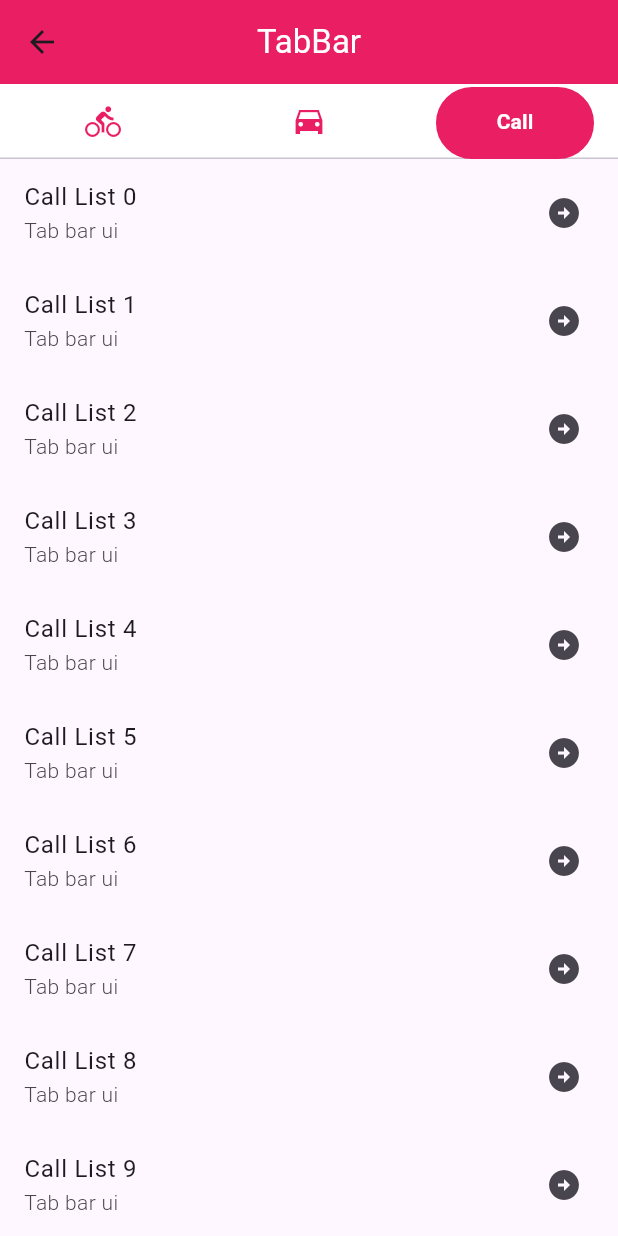
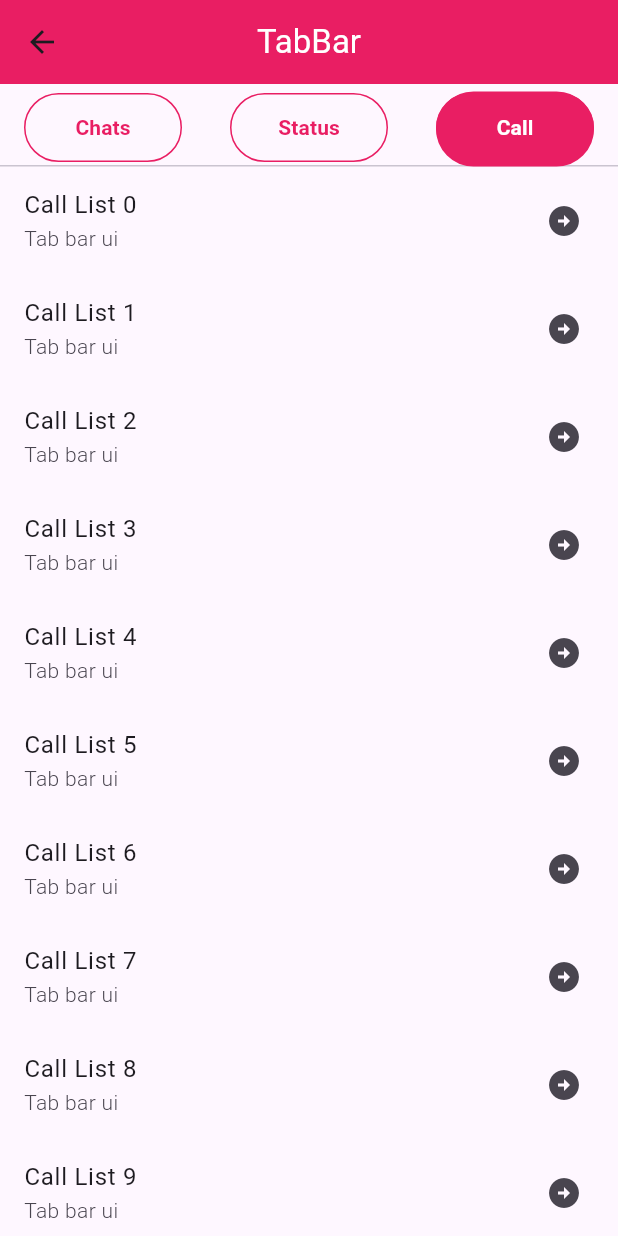
Before and after one commit to Karan-Trips/Dart_Problem, a Flutter app: the screen it shows after launch, after a tap on the "navigate next" icon, on a phone screen of 412 x 824 dp. Run offline on Flutter 3.47's test engine with Material 3 defaults, Android fonts, the phone set to English and light mode, and no system bars; our stand-ins replace carousel_slider, dropdown_button2, flutter_signin_button, fluttertoast, font_awesome_flutter, gap and 4 more; network calls fail.

Commit message:
chanage 27

```diff
--- a/colors_list/lib/CustomeAppBar/custom_tabbar.dart
+++ b/colors_list/lib/CustomeAppBar/custom_tabbar.dart
@@ -1,7 +1,8 @@
 import 'package:flutter/material.dart';
+import 'package:flutter/widgets.dart';
 
 class CustomTabBar extends StatefulWidget {
-  CustomTabBar({super.key});
+  const CustomTabBar({super.key});
 
   @override
   State<CustomTabBar> createState() => _CustomTabBarState();
@@ -24,11 +25,10 @@ class _CustomTabBarState extends State<CustomTabBar> {
           ),
           body: Column(
             children: [
-              SizedBox(
-                height: 50,
-                child: AppBar(
-                  backgroundColor: Colors.white,
-                  bottom: TabBar(
+              Container(
+                padding: const EdgeInsets.only(top: 5),
+                height: 55,
+                child: TabBar(
                   labelColor: Colors.white,
                   unselectedLabelColor: Colors.pink,
                   indicatorColor: Colors.transparent,
@@ -42,30 +42,41 @@ class _CustomTabBarState extends State<CustomTabBar> {
                           width: 120,
                           height: 50,
                           decoration: BoxDecoration(
+                            border: Border.all(width: 1, color: Colors.pink),
                             borderRadius: BorderRadius.circular(50),
                           ),
-                          child: const Icon(
-                            Icons.directions_bike,
+                          child: const Center(
+                            child: Text(
+                              "Chats",
+                              style: TextStyle(
+                                fontWeight: FontWeight.bold,
                               ),
                             ),
+                          )),
                     ),
                     Tab(
                       child: Container(
                           width: 120,
                           height: 50,
                           decoration: BoxDecoration(
+                            border: Border.all(width: 1, color: Colors.pink),
                             borderRadius: BorderRadius.circular(50),
                           ),
-                          child: const Icon(
-                            Icons.drive_eta_sharp,
+                          child: const Center(
+                            child: Text(
+                              "Status",
+                              style: TextStyle(
+                                fontWeight: FontWeight.bold,
                               ),
                             ),
+                          )),
                     ),
                     Tab(
                       child: Container(
                           width: 120,
                           height: 50,
                           decoration: BoxDecoration(
+                            border: Border.all(width: 1, color: Colors.pink),
                             borderRadius: BorderRadius.circular(50),
                           ),
                           child: const Center(
@@ -78,7 +89,6 @@ class _CustomTabBarState extends State<CustomTabBar> {
                           )),
                     ),
                   ],
-                  ),
                 ),
               ),
               Expanded(
--- a/colors_list/lib/CustomeAppBar/custome_appbar.dart
+++ b/colors_list/lib/CustomeAppBar/custome_appbar.dart
@@ -1,5 +1,6 @@
 import 'package:colors_list/CustomeAppBar/custom_tabbar.dart';
 import 'package:flutter/material.dart';
+import 'package:flutter/widgets.dart';
 
 class CustomeAppbar extends StatelessWidget {
   const CustomeAppbar({super.key});
@@ -13,8 +14,10 @@ class CustomeAppbar extends StatelessWidget {
           floatingActionButton: FloatingActionButton(
               child: const Icon(Icons.navigate_next_outlined),
               onPressed: () {
-                Navigator.push(context,
-                    MaterialPageRoute(builder: (context) => CustomTabBar()));
+                Navigator.push(
+                    context,
+                    MaterialPageRoute(
+                        builder: (context) => const CustomTabBar()));
               }),
           appBar: AppBar(
             backgroundColor: Colors.black26,
@@ -30,24 +33,6 @@ class CustomeAppbar extends StatelessWidget {
               Icons.menu,
             ),
           ),
-          // toolbarHeight: 70,
-          // flexibleSpace: Container(
-          //   decoration: const BoxDecoration(
-          //     color: Colors.orange,
-          //     borderRadius: BorderRadius.only(
-          //         bottomLeft: Radius.circular(25),
-          //         bottomRight: Radius.circular(25)),
-          //   ),
-          //   child: const Column(
-          //     mainAxisAlignment: MainAxisAlignment.end,
-          //     children: [
-          //       Center(
-          //           child: Text('One',
-          //               style: TextStyle(fontSize: 30, color: Colors.white))),
-          //     ],
-          //   ),
-          // ),
-
           body: Column(
             children: [
               const SizedBox(
@@ -58,11 +43,10 @@ class CustomeAppbar extends StatelessWidget {
                   ),
                 ),
               ),
-              SizedBox(
+              Container(
+                color: Colors.blue,
                 height: 50,
-                child: AppBar(
-                  backgroundColor: Colors.blue,
-                  bottom: const TabBar(
+                child: const TabBar(
                   indicatorColor: Colors.white,
                   indicatorSize: TabBarIndicatorSize.tab,
                   tabs: [
@@ -79,7 +63,6 @@ class CustomeAppbar extends StatelessWidget {
                       ),
                     ),
                   ],
-                  ),
                 ),
               ),
               Expanded(
--- a/colors_list/lib/Stagggerd grid/second.dart
+++ b/colors_list/lib/Stagggerd grid/second.dart
@@ -17,8 +17,8 @@ class _SecondGridviewState extends State<SecondGridview> {
       ),
       body: StaggeredGrid.count(
         crossAxisCount: 4,
-        mainAxisSpacing: 10,
-        crossAxisSpacing: 10,
+        mainAxisSpacing: 5,
+        crossAxisSpacing: 5,
         children: [
           StaggeredGridTile.count(
             crossAxisCellCount: 2,
--- a/colors_list/lib/Stagggerd grid/third.dart
+++ b/colors_list/lib/Stagggerd grid/third.dart
@@ -18,8 +18,8 @@ class _ThirdGridViewState extends State<ThirdGridView> {
       body: SingleChildScrollView(
         child: StaggeredGrid.count(
           crossAxisCount: 4,
-          mainAxisSpacing: 10,
-          crossAxisSpacing: 10,
+          mainAxisSpacing: 5,
+          crossAxisSpacing: 5,
           children: [
             StaggeredGridTile.count(
               crossAxisCellCount: 2,
--- a/colors_list/lib/main.dart
+++ b/colors_list/lib/main.dart
@@ -1,3 +1,4 @@
+import 'package:colors_list/Coloumn_pages/Pageofbottom/bottomfive.dart';
 import 'package:colors_list/Coloumn_pages/coloumn_pages.dart';
 import 'package:colors_list/CustomeAppBar/custome_appbar.dart';
 import 'package:colors_list/DropDownpage/dropdown_page.dart';
@@ -5,6 +6,8 @@ import 'package:colors_list/GridViewpage/gridView_main.dart';
 import 'package:colors_list/Pages/Buttons/custom_buttom.dart';
 import 'package:colors_list/Pages/task_4.dart';
 import 'package:colors_list/PlayStoreDesign/play_store.dart';
+import 'package:colors_list/Stack/stack_mainpage.dart';
+import 'package:colors_list/Stagggerd%20grid/staggerd_girdview.dart';
 
 import 'package:colors_list/appbar/appbar_1.dart';
 import 'package:flutter/material.dart';
@@ -22,9 +25,11 @@ void main() {
     theme: ThemeData(useMaterial3: true),
     debugShowCheckedModeBanner: false,
     // home: StaggerdGrid(),
-    // home: SecondGridview(),
-    // home: const ThirdGridView(),
-    home: CustomeAppbar(),
+    // home: const SecondGridview(), //Green grid view   <========
+    // home: const ThirdGridView(),// blue grid View <=======
+    // home: const StackMainPage(), //Design  <========
+    // home: const MainScreenTask(), //Its MAIN SCREEN   <====================
+    home: const CustomeAppbar(), //Custom tab Bar  <====================
   ));
 }
 
```
Also changed, not shown: colors_list/lib/Coloumn_pages/Pageofbottom/bottomfive.dart (+5 -7 lines), colors_list/lib/GridViewpage/Pages/Gridandlistpage/grid _list_page.dart (+10 -8 lines), colors_list/lib/GridViewpage/Pages/Gridandlistpage/menu_page.dart (+12 -9 lines), colors_list/lib/PlayStoreDesign/play_store.dart (+73 -63 lines). Lines whose indentation alone changed are shown as unchanged.
